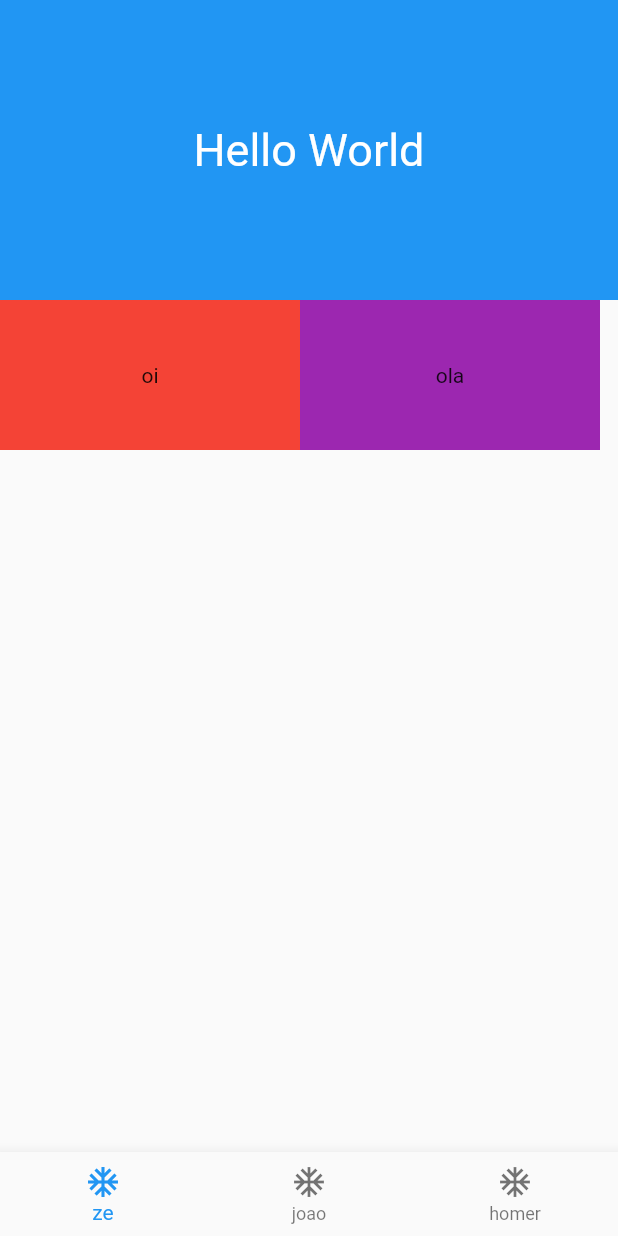
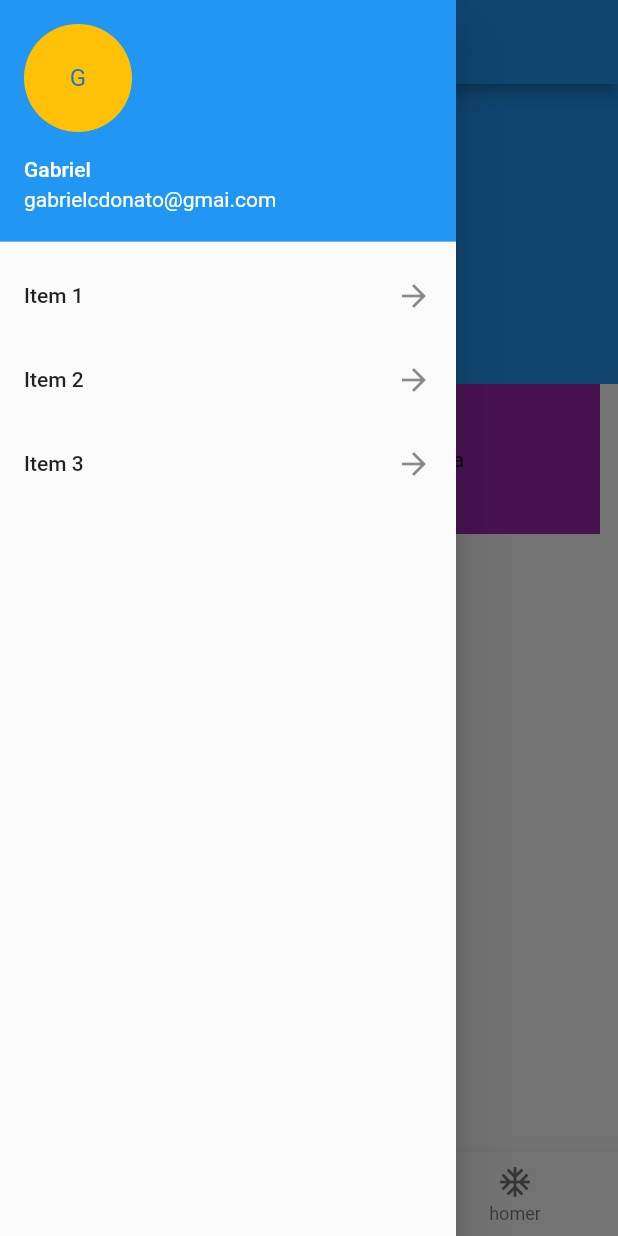
Before and after one commit to GabrielcDonato/class_one, a Flutter app: the screen it shows after launch, with the side drawer open (before the commit the screen has no drawer), on a phone screen of 412 x 824 dp. Run offline on Flutter 3.47's test engine with Material 2 defaults, Android fonts, the phone set to English and light mode, and no system bars.

Commit message:
Feat(Home) add Drawer to page

```diff
--- a/lib/home/presentation/pages/home_page.dart
+++ b/lib/home/presentation/pages/home_page.dart
@@ -10,17 +10,76 @@ class HomePage extends StatefulWidget {
 }
 
 class _HomePageState extends State<HomePage> {
-  PageController _pageController = PageController();
+  final PageController _pageController = PageController();
 
   int indexBottomNavigationBar = 0;
 
   @override
   Widget build(BuildContext context) {
     return Scaffold(
+      appBar: AppBar(
+        title: const Text("AppBar"),
+      ),
+      drawer: Drawer(
+          child: ListView(
+        children: [
+          UserAccountsDrawerHeader(
+            accountName: Text("Gabriel"),
+            accountEmail: Text(
+              "gabrielcdonato@gmai.com",
+            ),
+            currentAccountPicture: CircleAvatar(
+              child: Text(
+                "G",
+              ),
+              backgroundColor: Colors.amber,
+            ),
+          ),
+          ListTile(
+            title: Text("Item 1"),
+            trailing: Icon(
+              Icons.arrow_forward,
+            ),
+            onTap: () {
+              _pageController.jumpToPage(0);
+              Navigator.pop(context);
+              setState(() {
+                indexBottomNavigationBar = 0;
+              });
+            },
+          ),
+          ListTile(
+            title: Text("Item 2"),
+            trailing: Icon(
+              Icons.arrow_forward,
+            ),
+            onTap: () {
+              _pageController.jumpToPage(1);
+              Navigator.pop(context);
+              setState(() {
+                indexBottomNavigationBar = 1;
+              });
+            },
+          ),
+          ListTile(
+            title: Text("Item 3"),
+            trailing: Icon(
+              Icons.arrow_forward,
+            ),
+            onTap: () {
+              _pageController.jumpToPage(2);
+              Navigator.pop(context);
+              setState(() {
+                indexBottomNavigationBar = 2;
+              });
+            },
+          ),
+        ],
+      )),
       body: PageView(
         controller: _pageController,
         children: [
-          OnePage(),
+          const OnePage(),
           Container(color: Colors.blue),
           Container(color: Colors.yellow),
         ],
```
